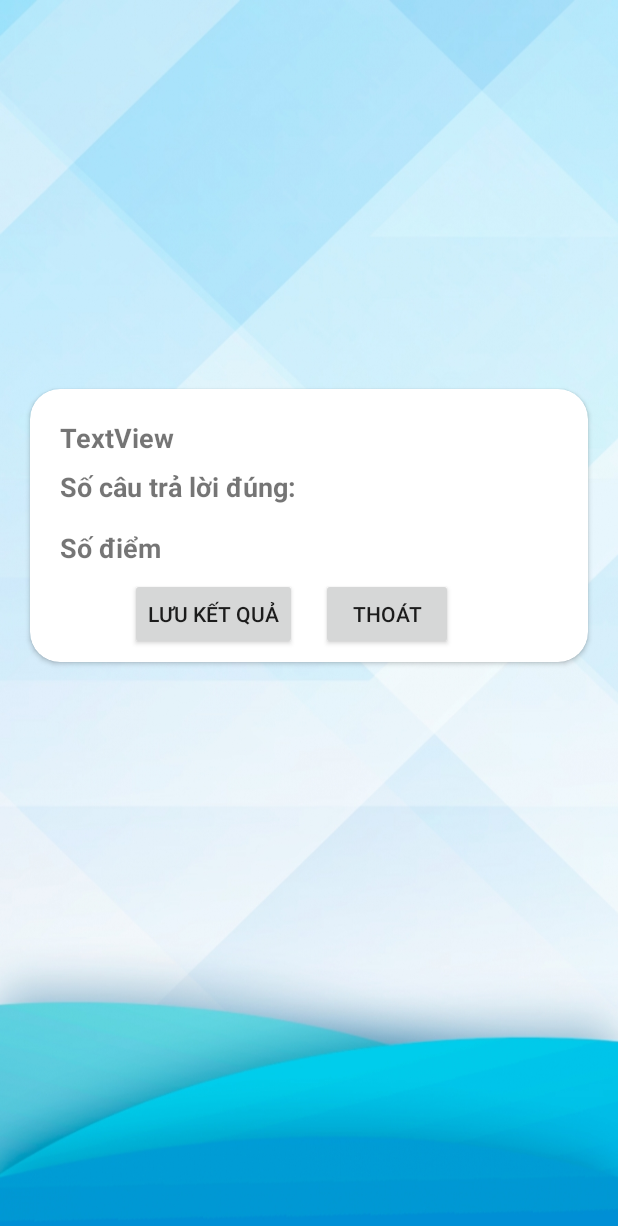
After one commit to eouen12/do-an-LT-Android, an Android app: the LuuLuotChoiActivity screen opened directly, with no data from a screen before it, on a phone screen of 412 x 824 dp. The commit adds this screen. Shown: the top 1226 px of the screen. Run offline under Robolectric (Android 15) with nearby library versions, the phone set to English and light mode, and no system bars; 1 statement that could not run was skipped.

Commit message:
luu luot choi

```diff
--- a/App Quiz Me/app/src/main/java/com/doanltandroid/quizme/Loader/LuotChoiLoader.java
+++ b/App Quiz Me/app/src/main/java/com/doanltandroid/quizme/Loader/LuotChoiLoader.java
@@ -13,6 +13,7 @@ public class LuotChoiLoader extends AsyncTask<String, Void, String> {
         param.put("nguoi_choi_id", strings[0]);
         param.put("so_cau", strings[1]);
         param.put("diem", strings[2]);
-        return NetWorkUtils.postRequest("luu-luot-choi", param);
+        String token = strings[3];
+        return NetWorkUtils.postRequest("luu-luot-choi", param,token);
     }
 }
--- /dev/null
+++ b/App Quiz Me/app/src/main/java/com/doanltandroid/quizme/LuuLuotChoiActivity.java
@@ -0,0 +1,89 @@
+package com.doanltandroid.quizme;
+
+import androidx.appcompat.app.AppCompatActivity;
+
+import android.content.Intent;
+import android.content.SharedPreferences;
+import android.os.Bundle;
+import android.util.Log;
+import android.view.View;
+import android.widget.TextView;
+import android.widget.Toast;
+
+import com.doanltandroid.quizme.Loader.LuotChoiLoader;
+
+import org.json.JSONException;
+import org.json.JSONObject;
+
+public class LuuLuotChoiActivity extends AppCompatActivity {
+    private TextView txtTen, txtSoCau, txtDiem;
+
+    private SharedPreferences sharedPreferences;
+    private SharedPreferences.Editor editor;
+    private String token, user_id, hoten, diem, socau;
+
+    private final static String FILE_NAME_SHAREREF = "com.doanltandroid.quizme";
+
+    @Override
+    protected void onCreate(Bundle savedInstanceState) {
+        super.onCreate(savedInstanceState);
+        setContentView(R.layout.activity_luu_luot_choi);
+
+        txtTen = findViewById(R.id.luotchoi_ten);
+        txtSoCau = findViewById(R.id.luotchoi_socau);
+        txtDiem = findViewById(R.id.luotchoi_diem);
+
+        sharedPreferences = getSharedPreferences(FILE_NAME_SHAREREF, MODE_PRIVATE);
+        editor = sharedPreferences.edit();
+        token = sharedPreferences.getString("TOKEN", "");
+        user_id = sharedPreferences.getString("ID_USER","");
+        hoten = sharedPreferences.getString("HOTEN","");
+        socau = sharedPreferences.getString("SOCAU","");
+        diem = sharedPreferences.getString("DIEM","");
+        Log.d("DIEMM",diem);
+        if (token == "") {
+            finish();
+        }
+        txtTen.setText(hoten);
+        txtSoCau.setText(socau);
+        txtDiem.setText(diem);
+    }
+    public void LuuKetQua(View view) {
+        new LuotChoiLoader(){
+            @Override
+            protected void onPostExecute(String s) {
+                super.onPostExecute(s);
+                try {
+                    JSONObject jsonObject = new JSONObject(s);
+                    Log.d("LUUCHOI",s);
+                    Boolean status = jsonObject.getBoolean("success");
+                    if(status)
+                    {
+                        String msg = jsonObject.getString("msg");
+                        Toast.makeText(LuuLuotChoiActivity.this, msg, Toast.LENGTH_LONG).show();
+                    }
+                    else
+                    {
+                        String msg = jsonObject.getString("msg");
+                        Toast.makeText(LuuLuotChoiActivity.this, msg, Toast.LENGTH_LONG).show();
+                    }
+                } catch (JSONException e) {
+                    e.printStackTrace();
+                }
+            }
+        }.execute(user_id,socau,diem,token);
+        startActivity(new Intent(getApplicationContext(),MenuActivity.class));
+    }
+
+    public void launchActivityMenu(View view) {
+        startActivity(new Intent(getApplicationContext(),MenuActivity.class));
+        overridePendingTransition(R.anim.slide_left,R.anim.sile_out_right);
+    }
+
+    @Override
+    public void finish() {
+        super.finish();
+        startActivity(new Intent(getApplicationContext(),MenuActivity.class));
+        overridePendingTransition(R.anim.slide_left,R.anim.sile_out_right);
+    }
+}
--- /dev/null
+++ b/App Quiz Me/app/src/main/res/layout/activity_luu_luot_choi.xml
@@ -0,0 +1,132 @@
+<?xml version="1.0" encoding="utf-8"?>
+<androidx.constraintlayout.widget.ConstraintLayout xmlns:android="http://schemas.android.com/apk/res/android"
+    xmlns:app="http://schemas.android.com/apk/res-auto"
+    xmlns:tools="http://schemas.android.com/tools"
+    android:layout_width="match_parent"
+    android:layout_height="match_parent"
+    android:background="@drawable/background_login"
+    tools:context=".LuuLuotChoiActivity">
+
+
+    <androidx.cardview.widget.CardView
+        android:layout_width="0dp"
+        android:layout_height="wrap_content"
+        android:layout_margin="20dp"
+        app:cardCornerRadius="20dp"
+        app:layout_constraintBottom_toTopOf="@+id/guideline22"
+        app:layout_constraintEnd_toEndOf="parent"
+        app:layout_constraintStart_toStartOf="parent"
+        app:layout_constraintTop_toTopOf="@+id/guideline21">
+
+        <androidx.constraintlayout.widget.ConstraintLayout
+            android:layout_width="match_parent"
+            android:layout_height="wrap_content">
+
+            <TextView
+                android:id="@+id/textView2"
+                android:layout_width="0dp"
+                android:layout_height="wrap_content"
+                android:layout_marginStart="20dp"
+                android:layout_marginTop="20dp"
+                android:text="TextView"
+                android:textSize="18sp"
+                android:textStyle="bold"
+                app:layout_constraintStart_toStartOf="parent"
+                app:layout_constraintTop_toTopOf="parent"
+                tools:text="Chúc mừng bạn: " />
+
+            <TextView
+                android:id="@+id/textView5"
+                android:layout_width="0dp"
+                android:layout_height="wrap_content"
+                android:layout_marginTop="8dp"
+                android:text="Số câu trả lời đúng: "
+                android:textSize="18sp"
+                android:textStyle="bold"
+                app:layout_constraintStart_toStartOf="@+id/textView2"
+                app:layout_constraintTop_toBottomOf="@+id/textView2" />
+
+            <TextView
+                android:id="@+id/textView8"
+                android:layout_width="0dp"
+                android:layout_height="wrap_content"
+                android:layout_marginTop="16dp"
+                android:text="Số điểm"
+                android:textSize="18sp"
+                android:textStyle="bold"
+                app:layout_constraintStart_toStartOf="@+id/textView5"
+                app:layout_constraintTop_toBottomOf="@+id/textView5" />
+
+            <Button
+                android:id="@+id/luu_ket_qua_button"
+                android:layout_width="0dp"
+                android:layout_height="wrap_content"
+                android:layout_margin="8dp"
+                android:layout_marginBottom="8dp"
+                android:text="Lưu kết quả"
+                android:onClick="LuuKetQua"
+                app:layout_constraintBottom_toBottomOf="parent"
+                app:layout_constraintEnd_toStartOf="@+id/guideline20"
+                app:layout_constraintTop_toBottomOf="@+id/textView8" />
+
+            <androidx.constraintlayout.widget.Guideline
+                android:id="@+id/guideline20"
+                android:layout_width="wrap_content"
+                android:layout_height="wrap_content"
+                android:orientation="vertical"
+                app:layout_constraintGuide_percent="0.5" />
+
+            <Button
+                android:id="@+id/thoat_luu_luot_choi_button"
+                android:layout_width="0dp"
+                android:layout_height="wrap_content"
+                android:layout_margin="8dp"
+                android:layout_marginBottom="8dp"
+                android:text="Thoát"
+                android:onClick="launchActivityMenu"
+                app:layout_constraintBottom_toBottomOf="parent"
+                app:layout_constraintStart_toStartOf="@+id/guideline20" />
+
+            <TextView
+                android:id="@+id/luotchoi_ten"
+                android:layout_width="0dp"
+                android:layout_height="wrap_content"
+                android:layout_marginStart="8dp"
+                android:textSize="18sp"
+                app:layout_constraintBaseline_toBaselineOf="@+id/textView2"
+                app:layout_constraintStart_toEndOf="@+id/textView2" />
+
+            <TextView
+                android:id="@+id/luotchoi_socau"
+                android:layout_width="wrap_content"
+                android:layout_height="wrap_content"
+                android:layout_marginStart="8dp"
+                android:textSize="18sp"
+                app:layout_constraintBaseline_toBaselineOf="@+id/textView5"
+                app:layout_constraintStart_toEndOf="@+id/textView5" />
+
+            <TextView
+                android:id="@+id/luotchoi_diem"
+                android:layout_width="wrap_content"
+                android:layout_height="wrap_content"
+                android:layout_marginStart="8dp"
+                android:textSize="18sp"
+                app:layout_constraintBaseline_toBaselineOf="@+id/textView8"
+                app:layout_constraintStart_toEndOf="@+id/textView8" />
+        </androidx.constraintlayout.widget.ConstraintLayout>
+    </androidx.cardview.widget.CardView>
+
+    <androidx.constraintlayout.widget.Guideline
+        android:id="@+id/guideline21"
+        android:layout_width="wrap_content"
+        android:layout_height="wrap_content"
+        android:orientation="horizontal"
+        app:layout_constraintGuide_percent="0.25" />
+
+    <androidx.constraintlayout.widget.Guideline
+        android:id="@+id/guideline22"
+        android:layout_width="wrap_content"
+        android:layout_height="wrap_content"
+        android:orientation="horizontal"
+        app:layout_constraintGuide_percent="0.60" />
+</androidx.constraintlayout.widget.ConstraintLayout>
```
Also changed, not shown: App Quiz Me/app/src/main/AndroidManifest.xml (+3 -9 lines), App Quiz Me/app/src/main/java/com/doanltandroid/quizme/NetWorkUtils.java (+37 -0 lines), App Quiz Me/app/src/main/java/com/doanltandroid/quizme/ThuThachActivity.java (+8 -20 lines), 1 other file.
